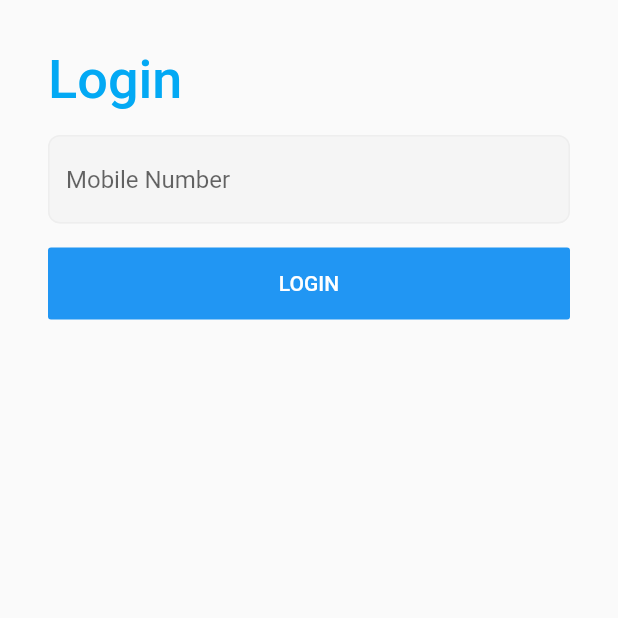
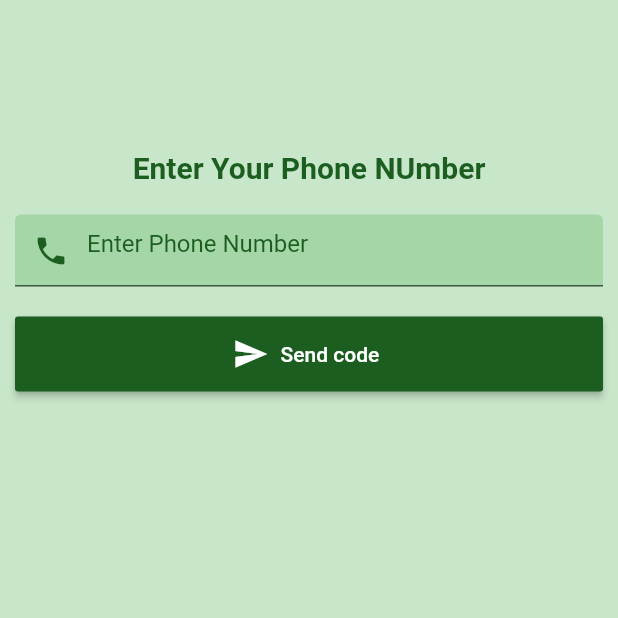
Before and after one commit to artdengun/flutter_authorize, a Flutter app: the screen it shows after launch, after a tap on "Login with Handphone", on a phone screen of 412 x 824 dp, the top half of it. Run offline on Flutter 3.47's test engine with Material 2 defaults, Android fonts, the phone set to English and light mode, and no system bars; our stand-ins replace firebase_auth, google_sign_in, local_auth; missing offline and left inert: flutter_facebook_login; accounts and stored records are empty; network calls fail.

Commit message:
phoneauthentication

```diff
--- a/lib/Screen/Sign_In/login_page.dart
+++ b/lib/Screen/Sign_In/login_page.dart
@@ -1,3 +1,4 @@
+import 'package:auth/Screen/phone/PhoneVerification.dart';
 import 'package:auth/Security/Authentication/FingerAuthentication/FingerAuthentication.dart';
 import 'package:auth/Screen/LoginScreen.dart';
 import 'package:auth/Screen/Profile_page/profile_page.dart';
@@ -294,7 +295,7 @@ class _LoginPageState extends State<LoginPage> {
                           Navigator.push(
                               context,
                               MaterialPageRoute(
-                                  builder: (context) => LoginScreen()));
+                                  builder: (context) => PhoneVerification()));
                         },
                         child: Text(
                           'Login with Handphone',
--- /dev/null
+++ b/lib/Screen/phone/PhoneVerification.dart
@@ -0,0 +1,171 @@
+import 'package:firebase_auth/firebase_auth.dart';
+import 'package:flutter/material.dart';
+
+import 'homePage.dart';
+
+class PhoneVerification extends StatefulWidget {
+  @override
+  _PhoneVerificationState createState() => _PhoneVerificationState();
+}
+
+class _PhoneVerificationState extends State<PhoneVerification> {
+  String smsCode;
+  String verificationCode;
+  String number;
+  @override
+  Widget build(BuildContext context) {
+    double width = MediaQuery.of(context).size.width;
+    return Scaffold(
+      backgroundColor: Colors.green[100],
+      body: Padding(
+        padding: const EdgeInsets.fromLTRB(10, 100, 10, 10),
+        child: Container(
+          child: Column(
+            children: <Widget>[
+              Padding(
+                padding: const EdgeInsets.fromLTRB(0, 0, 0, 20),
+                child: Text(
+                  "Enter Your Phone NUmber",
+                  style: TextStyle(
+                    color: Colors.green[900],
+                    fontSize: 20,
+                    fontWeight: FontWeight.bold,
+                  ),
+                ),
+              ),
+              TextField(
+                onChanged: (val) {
+                  number = val;
+                },
+                cursorColor: Colors.green[900],
+                style: TextStyle(
+                  height: 1,
+                ),
+                decoration: InputDecoration(
+                    fillColor: Colors.green[200],
+                    filled: true,
+                    prefixIcon: Icon(
+                      Icons.phone,
+                      color: Colors.green[900],
+                    ),
+                    hintText: "Enter Phone Number",
+                    hintStyle: TextStyle(
+                      color: Colors.green[900],
+                    )),
+              ),
+              Padding(
+                padding: const EdgeInsets.fromLTRB(0, 20, 0, 0),
+                child: ButtonTheme(
+                  height: 50,
+                  minWidth: width,
+                  child: RaisedButton.icon(
+                    onPressed: () {
+                      _submit();
+                    },
+                    icon: Icon(
+                      Icons.send,
+                      color: Colors.white,
+                    ),
+                    label: Text("Send code"),
+                    color: Colors.green[900],
+                    textColor: Colors.white,
+                    splashColor: Colors.green[800],
+                  ),
+                ),
+              )
+            ],
+          ),
+        ),
+      ),
+    );
+  }
+
+  Future<void> _submit() async {
+    final PhoneVerificationCompleted verificationSuccess =
+        (AuthCredential credential) {
+      setState(() {
+        print("Verification");
+        print(credential);
+      });
+    };
+
+    final PhoneVerificationFailed phoneVerificationFailed =
+        (AuthException exception) {
+      print("${exception.message}");
+    };
+    final PhoneCodeSent phoneCodeSent = (String verId, [int forceCodeResend]) {
+      this.verificationCode = verId;
+      smsCodeDialog(context).then((value) => print("Signed In"));
+    };
+
+    final PhoneCodeAutoRetrievalTimeout autoRetrievalTimeout = (String verId) {
+      this.verificationCode = verId;
+    };
+
+    await FirebaseAuth.instance.verifyPhoneNumber(
+        phoneNumber: this.number,
+        timeout: const Duration(seconds: 5),
+        verificationCompleted: verificationSuccess,
+        verificationFailed: phoneVerificationFailed,
+        codeSent: phoneCodeSent,
+        codeAutoRetrievalTimeout: autoRetrievalTimeout);
+  }
+
+  Future<bool> smsCodeDialog(BuildContext context) {
+    return showDialog(
+        context: context,
+        barrierDismissible: false,
+        builder: (BuildContext context) {
+          return AlertDialog(
+            title: Text(
+              "Enter Code",
+              style: TextStyle(
+                color: Colors.green[900],
+              ),
+            ),
+            content: TextField(
+              onChanged: (value) {
+                smsCode = value;
+              },
+            ),
+            contentPadding: EdgeInsets.all(10),
+            actions: <Widget>[
+              FlatButton(
+                child: Text(
+                  "Verify",
+                  style: TextStyle(
+                    color: Colors.green[900],
+                  ),
+                ),
+                onPressed: () {
+                  FirebaseAuth.instance.currentUser().then((user) {
+                    if (user != null) {
+                      Navigator.of(context).pop();
+                      Navigator.push(
+                        context,
+                        MaterialPageRoute(builder: (context) => HomePage()),
+                      );
+                    } else {
+                      Navigator.of(context).pop();
+                      signIn();
+                    }
+                  });
+                },
+              )
+            ],
+          );
+        });
+  }
+
+  signIn() {
+    AuthCredential phoneAuthCredential = PhoneAuthProvider.getCredential(
+        verificationId: verificationCode, smsCode: smsCode);
+    FirebaseAuth.instance
+        .signInWithCredential(phoneAuthCredential)
+        .then((user) => Navigator.push(
+              context,
+              MaterialPageRoute(builder: (context) => HomePage()),
+            ))
+        .catchError((e) => print(e));
+  }
+}
--- /dev/null
+++ b/lib/Screen/phone/main.dart
@@ -0,0 +1,18 @@
+import 'package:flutter/material.dart';
+
+import 'PhoneVerification.dart';
+
+void main() {
+  runApp(MyApp());
+}
+
+class MyApp extends StatelessWidget {
+  // This widget is the root of your application.
+  @override
+  Widget build(BuildContext context) {
+    return MaterialApp(
+      title: 'Flutter Demo',
+      home: PhoneVerification(),
+    );
+  }
+}
```
Also changed, not shown: lib/Screen/phone/homePage.dart (added, +33 -0 lines), pubspec.yaml (+7 -1 lines), pubspec.lock.
